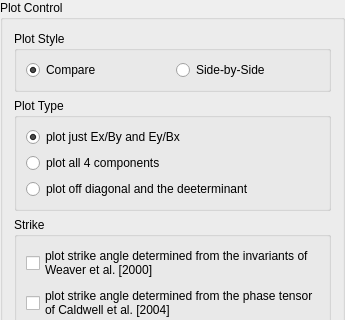
The window that mtpy/gui/SmartMT/ui_asset/groupbox_plot_control_mt_response.ui (MTgeophysics/mtpy) describes before a commit, drawn with Qt 5; both pictures show x 0 to 345 and y 0 to 320 of the 345 by 532 pixel window.
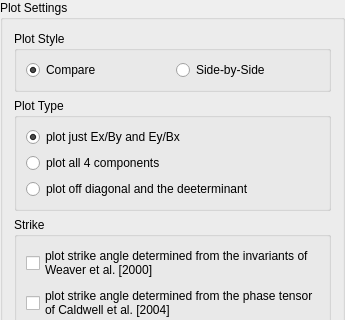
The same window after the commit.

Diff of the .ui file:
```diff
--- a/mtpy/gui/SmartMT/ui_asset/groupbox_plot_control_mt_response.ui
+++ b/mtpy/gui/SmartMT/ui_asset/groupbox_plot_control_mt_response.ui
@@ -20,7 +20,7 @@
    <string>GroupBox</string>
   </property>
   <property name="title">
-   <string>Plot Control</string>
+      <string>Plot Settings</string>
   </property>
   <layout class="QVBoxLayout" name="verticalLayout">
       <item>
```
Left out of the diff: 15 changed lines with no effect on the pictures.
